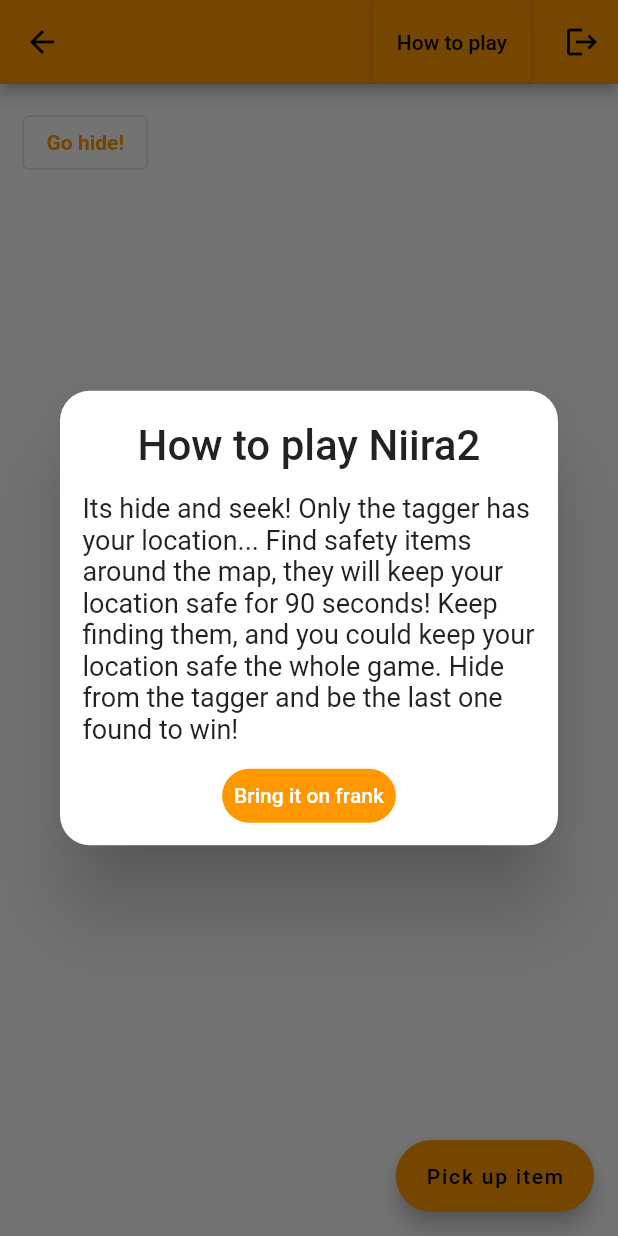
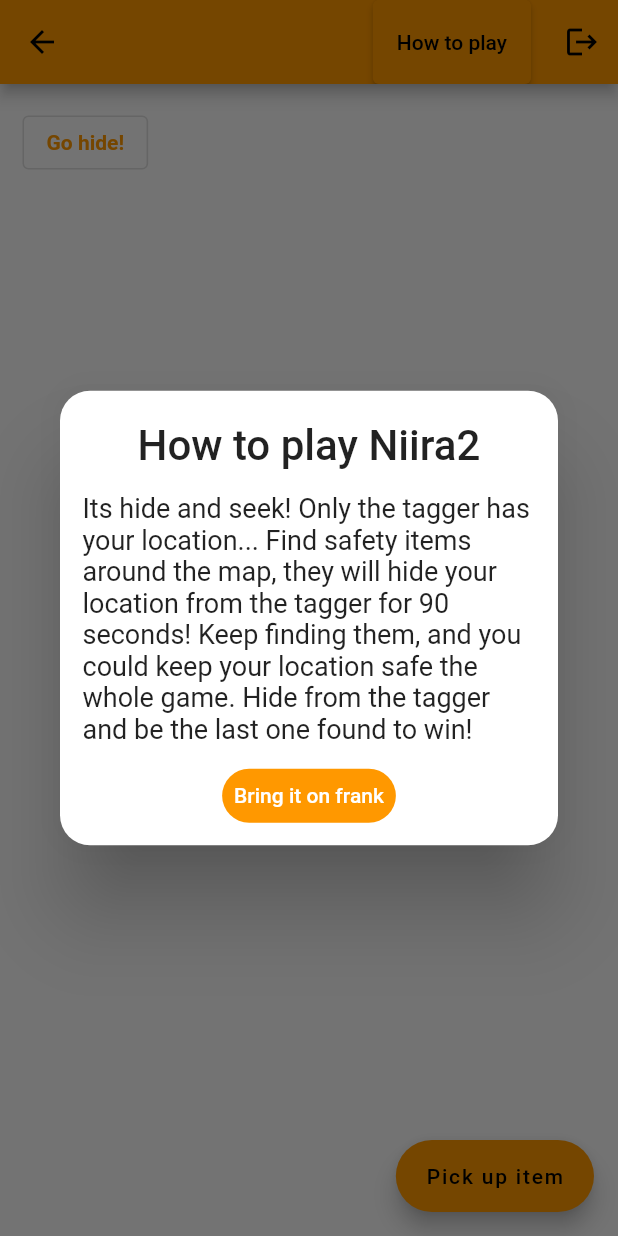
Before and after one commit to tamari-gray/herehere, a Flutter app: the PlayingGameScreen screen opened directly, after a tap on "How to play", on a phone screen of 412 x 824 dp. Run offline on Flutter 3.47's test engine with Material 2 defaults, Android fonts, the phone set to English and light mode, and no system bars; our stand-ins replace cloud_firestore, firebase_core, flutter_riverpod, get, marquee; missing offline and left inert: cloud_firestore_web, enum_to_string, firebase_core_web; accounts and stored records are empty.

Commit message:
broken and mended

```diff
--- a/lib/screens/game_screens/playing_game_screen.dart
+++ b/lib/screens/game_screens/playing_game_screen.dart
@@ -28,7 +28,7 @@ class PlayingGameScreen extends StatelessWidget {
                     textConfirm: 'Bring it on frank',
                     contentPadding: EdgeInsets.all(15),
                     content: Text(
-                      '''Its hide and seek! Only the tagger has your location... Find safety items around the map, they will keep your location safe for 90 seconds! Keep finding them, and you could keep your location safe the whole game. Hide from the tagger and be the last one found to win! ''',
+                      '''Its hide and seek! Only the tagger has your location... Find safety items around the map, they will hide your location from the tagger for 90 seconds! Keep finding them, and you could keep your location safe the whole game. Hide from the tagger and be the last one found to win! ''',
                       textAlign: TextAlign.left,
                       style: TextStyle(
                         fontSize: 18,
--- a/lib/services/database.dart
+++ b/lib/services/database.dart
@@ -81,8 +81,7 @@ class Database extends GetxService {
     try {
       return _firestore.collection("beta").doc("game").update({
         'niira_stage': EnumToString.convertToString(niiraStage.playing),
-        'playing_phase': EnumToString.convertToString(playingPhase.counting),
-        'start_time': DateTime.now()
+        'playing_phase': EnumToString.convertToString(playingPhase.counting)
       });
     } catch (e) {
       print(e);
--- a/pubspec.yaml
+++ b/pubspec.yaml
@@ -34,8 +34,6 @@ dependencies:
   cloud_firestore: ^2.5.1
   enum_to_string: ^2.0.1
   marquee: ^2.2.0
-  socket_io_client: ^1.0.1
-  socket_io: ^1.0.1
 
 dev_dependencies:
   flutter_test:
```
Also changed, not shown: pubspec.lock, 10 other files.
